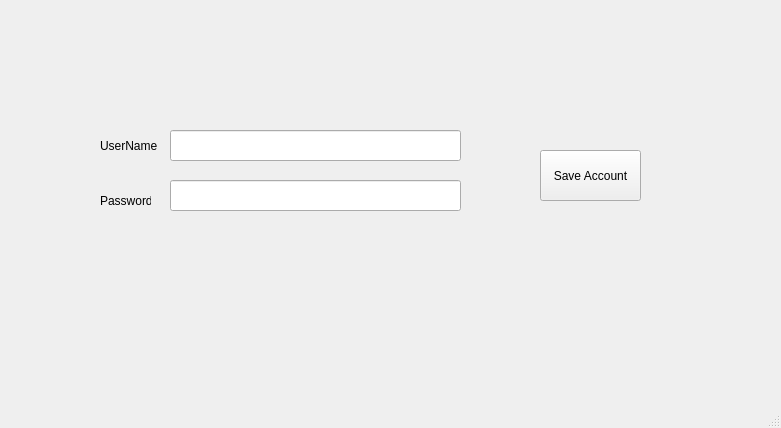
This is MainLayout.ui in LVMVRQUXL/Python-Projet as Qt 5 draws it before an edit. The edited form follows.
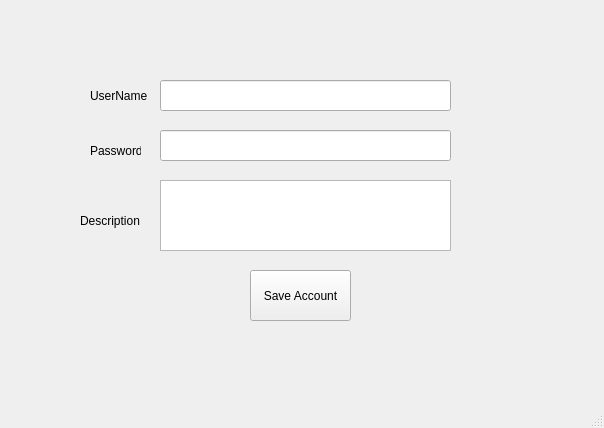
This is the edited form.

Commit message: feat: Add Description Field

What changed in the file:
```diff
--- a/MainLayout.ui
+++ b/MainLayout.ui
@@ -6,7 +6,7 @@
    <rect>
     <x>0</x>
     <y>0</y>
-    <width>781</width>
+    <width>604</width>
     <height>428</height>
    </rect>
   </property>
@@ -17,8 +17,8 @@
    <widget class="QPushButton" name="pushButton">
     <property name="geometry">
      <rect>
-      <x>540</x>
-      <y>150</y>
+      <x>250</x>
+      <y>270</y>
       <width>101</width>
       <height>51</height>
      </rect>
@@ -30,8 +30,8 @@
    <widget class="QLabel" name="label">
     <property name="geometry">
      <rect>
-      <x>100</x>
-      <y>130</y>
+      <x>90</x>
+      <y>80</y>
       <width>71</width>
       <height>31</height>
      </rect>
@@ -43,8 +43,8 @@
    <widget class="QLabel" name="label_2">
     <property name="geometry">
      <rect>
-      <x>100</x>
-      <y>190</y>
+      <x>90</x>
+      <y>140</y>
       <width>51</width>
       <height>21</height>
      </rect>
@@ -56,8 +56,8 @@
    <widget class="QLineEdit" name="passwordField">
     <property name="geometry">
      <rect>
-      <x>170</x>
-      <y>180</y>
+      <x>160</x>
+      <y>130</y>
       <width>291</width>
       <height>31</height>
      </rect>
@@ -66,13 +66,36 @@
    <widget class="QLineEdit" name="userNameField">
     <property name="geometry">
      <rect>
-      <x>170</x>
-      <y>130</y>
+      <x>160</x>
+      <y>80</y>
       <width>291</width>
       <height>31</height>
      </rect>
     </property>
    </widget>
+   <widget class="QLabel" name="label_3">
+    <property name="geometry">
+     <rect>
+      <x>80</x>
+      <y>210</y>
+      <width>61</width>
+      <height>21</height>
+     </rect>
+    </property>
+    <property name="text">
+     <string>Description</string>
+    </property>
+   </widget>
+   <widget class="QTextEdit" name="textEdit">
+    <property name="geometry">
+     <rect>
+      <x>160</x>
+      <y>180</y>
+      <width>291</width>
+      <height>71</height>
+     </rect>
+    </property>
+   </widget>
   </widget>
   <widget class="QMenuBar" name="menubar">
    <property name="geometry">
```
Left out of the diff: 2 changed lines with no effect on the pictures. The commit also changes 1 other file.
